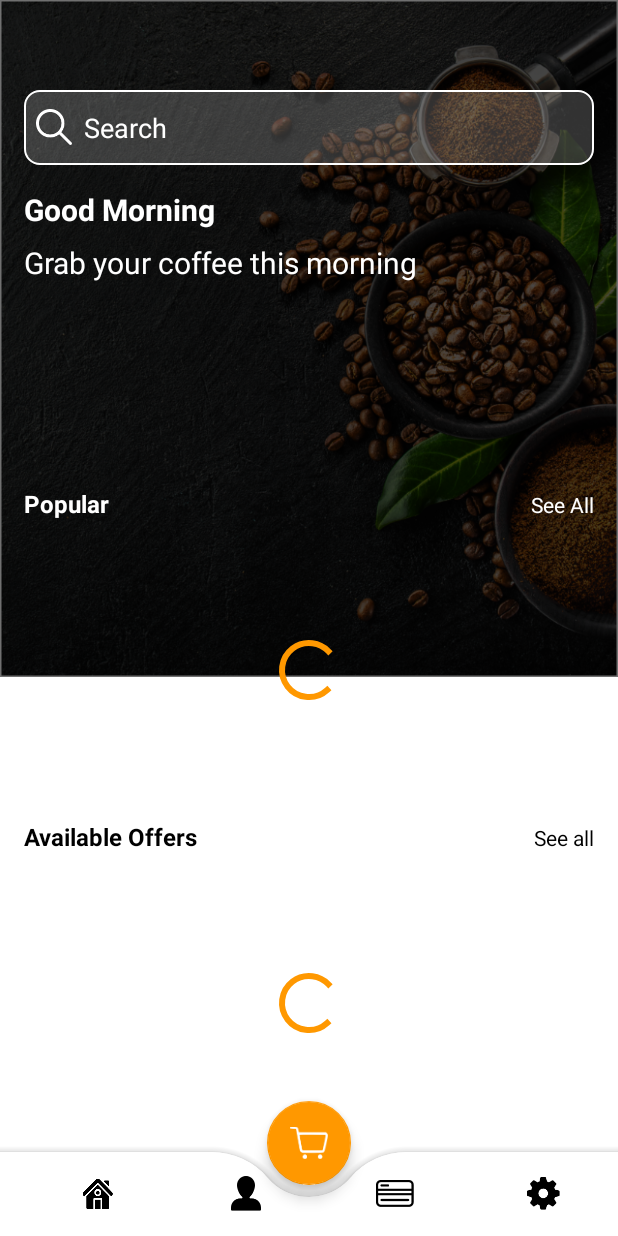
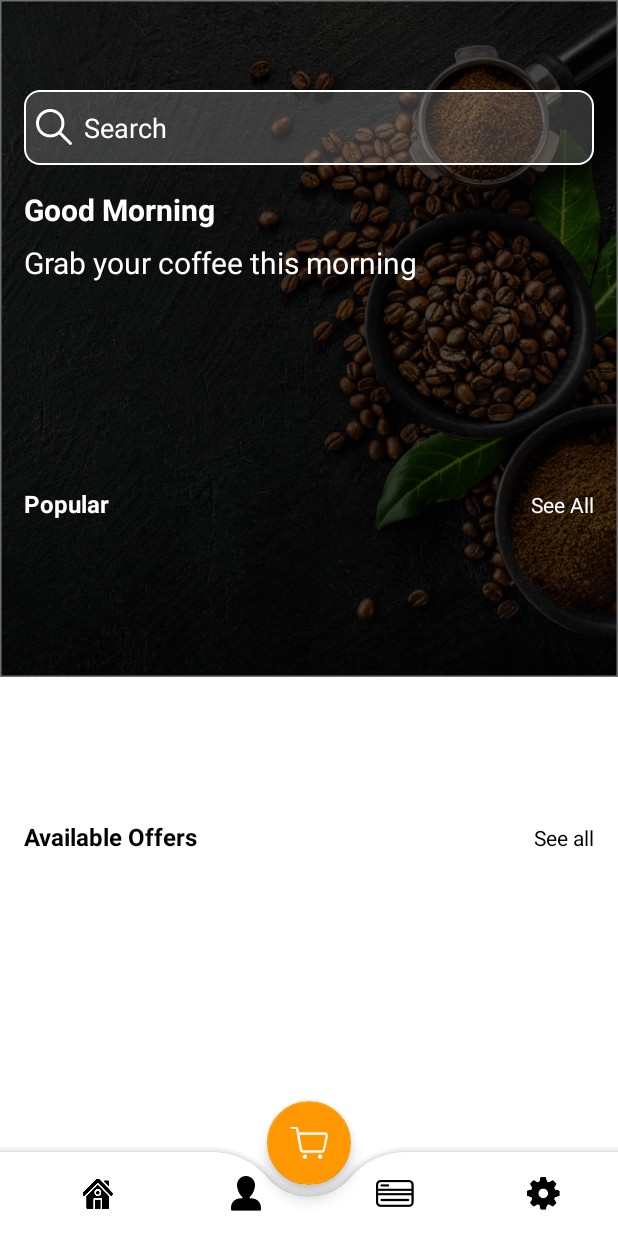
Before and after one commit to wddtechnologies/CoffeeShopAndroidKotlin_Firebase, an Android app: the MainActivity screen opened directly, with no data from a screen before it, on a phone screen of 412 x 824 dp. Run offline under Robolectric (Android 15) with nearby library versions, the phone set to English and light mode, and no system bars; our stand-ins replace CircleImageView, Firebase (no records; nobody signed in at launch, a user with empty details on screens opened directly).

Commit message:
updated Day11
Fixed the Glide API fixed the code for the ItemModels

```diff
--- a/CoffeeAppEvening2/app/src/main/AndroidManifest.xml
+++ b/CoffeeAppEvening2/app/src/main/AndroidManifest.xml
@@ -1,6 +1,9 @@
 <?xml version="1.0" encoding="utf-8"?>
 <manifest xmlns:android="http://schemas.android.com/apk/res/android"
     xmlns:tools="http://schemas.android.com/tools">
+    <uses-permission android:name="android.permission.INTERNET"/>
+
+
 
     <application
         android:allowBackup="true"
--- a/CoffeeAppEvening2/app/src/main/java/com/louise/coffeeappevening2/Activity/MainActivity.kt
+++ b/CoffeeAppEvening2/app/src/main/java/com/louise/coffeeappevening2/Activity/MainActivity.kt
@@ -9,31 +9,59 @@ import androidx.core.view.WindowInsetsCompat
 import androidx.lifecycle.Observer
 import androidx.recyclerview.widget.LinearLayoutManager
 import com.louise.coffeeappevening2.Adapter.CategoryAdapter
+import com.louise.coffeeappevening2.Adapter.OfferAdapter
+import com.louise.coffeeappevening2.Adapter.PopularAdapter
 import com.louise.coffeeappevening2.R
 import com.louise.coffeeappevening2.ViewModel.MainViewModel
 import com.louise.coffeeappevening2.databinding.ActivityMainBinding
 
 class MainActivity : BaseActivity() {
-    lateinit var binding: ActivityMainBinding
-    private val viewModel = MainViewModel()
+    lateinit var  binding:ActivityMainBinding
+    private val viewModel= MainViewModel()
 
     override fun onCreate(savedInstanceState: Bundle?) {
         super.onCreate(savedInstanceState)
         binding=ActivityMainBinding.inflate(layoutInflater)
-
         setContentView(binding.root)
 
         initCategory()
+        initPopular()
+        initOffers()
+
+    }
+    private fun initOffers(){
+        binding.progressBarOffer.visibility =View.VISIBLE
+        viewModel.offer.observe(this, Observer {
+            binding.recyclerViewOffer.layoutManager=
+                LinearLayoutManager(this@MainActivity, LinearLayoutManager.HORIZONTAL,false)
+            binding.recyclerViewOffer.adapter = OfferAdapter(it)
+            binding.progressBarOffer.visibility=View.GONE
+        })
+        viewModel.loadOffer()
+
+
+    }
+    private fun initPopular(){
+        binding.progressBarPopular.visibility =View.VISIBLE
+        viewModel.popular.observe(this, Observer {
+            binding.recyclerViewPopular.layoutManager =
+                LinearLayoutManager(this@MainActivity, LinearLayoutManager.HORIZONTAL,false)
+            binding.recyclerViewPopular.adapter = PopularAdapter(it)
+            binding.progressBarPopular.visibility = View.GONE
+        })
+        viewModel.loadPopular()
 
     }
 
     private fun initCategory() {
-       binding.progressBarCategory.visibility = View.VISIBLE
+        binding.progressBarCategory.visibility = View.VISIBLE
         viewModel.category.observe(this, Observer {
-            binding.recyclerViewCategory.layoutManager=LinearLayoutManager(
-                this@MainActivity,
-                LinearLayoutManager.HORIZONTAL,
-                false)
+            binding.recyclerViewCategory.layoutManager=
+                LinearLayoutManager(
+                    this@MainActivity,
+                    LinearLayoutManager.HORIZONTAL,
+                    false
+                )
             binding.recyclerViewCategory.adapter=CategoryAdapter(it)
             binding.progressBarCategory.visibility = View.GONE
         })
--- a/CoffeeAppEvening2/app/src/main/java/com/louise/coffeeappevening2/ViewModel/MainViewModel.kt
+++ b/CoffeeAppEvening2/app/src/main/java/com/louise/coffeeappevening2/ViewModel/MainViewModel.kt
@@ -8,22 +8,26 @@ import com.google.firebase.database.DatabaseError
 import com.google.firebase.database.FirebaseDatabase
 import com.google.firebase.database.ValueEventListener
 import com.louise.coffeeappevening2.Model.CategoryModel
+import com.louise.coffeeappevening2.Model.ItemsModel
 
-class MainViewModel:ViewModel() {
-    private val firebaseDatabase=FirebaseDatabase.getInstance()
+class MainViewModel: ViewModel() {
+    private  val firebaseDatabase=FirebaseDatabase.getInstance()
 
-    private val _category =MutableLiveData<MutableList<CategoryModel>>()
+    private val _category = MutableLiveData<MutableList<CategoryModel>>()
+    private val _popular = MutableLiveData<MutableList<ItemsModel>>()
+    private val _offer = MutableLiveData<MutableList<ItemsModel>>()
 
-    val category:LiveData<MutableList<CategoryModel>> = _category
+    val category: LiveData<MutableList<CategoryModel>> = _category
+    val popular: LiveData<MutableList<ItemsModel>> = _popular
+    val offer: LiveData<MutableList<ItemsModel>> = _offer
 
     fun loadCategory(){
-        val Ref= firebaseDatabase.getReference("Category")
-        Ref.addValueEventListener(object :ValueEventListener{
+        val Ref=firebaseDatabase.getReference( "Category")
+        Ref.addValueEventListener(object : ValueEventListener {
             override fun onDataChange(snapshot: DataSnapshot) {
-                val lists  = mutableListOf<CategoryModel>()
-
+                val lists = mutableListOf<CategoryModel>()
                 for(childSnapshot in snapshot.children){
-                    val list = childSnapshot.getValue(CategoryModel::class.java)
+                    val list=childSnapshot.getValue(CategoryModel::class.java)
                     if(list!=null){
                         lists.add(list)
                     }
@@ -38,7 +42,52 @@ class MainViewModel:ViewModel() {
 
 
         })
+    }
 
 
+    fun loadPopular(){
+        val Ref=firebaseDatabase.getReference( "Items")
+        Ref.addValueEventListener(object : ValueEventListener {
+            override fun onDataChange(snapshot: DataSnapshot) {
+                val lists = mutableListOf<ItemsModel>()
+                for(childSnapshot in snapshot.children){
+                    val list=childSnapshot.getValue(ItemsModel::class.java)
+                    if(list!=null){
+                        lists.add(list)
+                    }
+                }
+                _popular.value = lists
+
+            }
+
+            override fun onCancelled(error: DatabaseError) {
+
+            }
+
+
+        })
+    }
+
+    fun loadOffer(){
+        val Ref=firebaseDatabase.getReference( "Offers")
+        Ref.addValueEventListener(object : ValueEventListener {
+            override fun onDataChange(snapshot: DataSnapshot) {
+                val lists = mutableListOf<ItemsModel>()
+                for(childSnapshot in snapshot.children){
+                    val list=childSnapshot.getValue(ItemsModel::class.java)
+                    if(list!=null){
+                        lists.add(list)
+                    }
+                }
+                _offer.value = lists
+
+            }
+
+            override fun onCancelled(error: DatabaseError) {
+
+            }
+
+
+        })
     }
 }
--- a/CoffeeAppEvening2/app/src/main/res/values/colors.xml
+++ b/CoffeeAppEvening2/app/src/main/res/values/colors.xml
@@ -13,4 +13,5 @@
     <color name="lightOrange">#E6C59E</color>
     <color name="LightYellow">#f2e80B</color>
     <color name="Orange">#FF9800</color>
+    <color name="grey">#BAB9B7</color>
 </resources>
--- a/CoffeeAppEvening2/app/src/main/res/values/themes.xml
+++ b/CoffeeAppEvening2/app/src/main/res/values/themes.xml
@@ -6,4 +6,8 @@
     </style>
 
     <style name="Theme.CoffeeAppEvening2" parent="Base.Theme.CoffeeAppEvening2" />
+    <style name="CircleImageView">
+        <item name="cornerFamily">rounded</item>
+        <item name="cornerSize">10dp</item>
+    </style>
 </resources>
```
Also changed, not shown: CoffeeAppEvening2/app/build.gradle.kts (+7 -5 lines), CoffeeAppEvening2/app/src/main/java/com/louise/coffeeappevening2/Adapter/OfferAdapter.kt (added, +37 -0 lines), CoffeeAppEvening2/app/src/main/java/com/louise/coffeeappevening2/Adapter/PopularAdapter.kt (added, +42 -0 lines), CoffeeAppEvening2/app/src/main/java/com/louise/coffeeappevening2/Model/ItemsModel.kt (added, +49 -0 lines), CoffeeAppEvening2/app/src/main/res/drawable/white_bg.xml (added, +10 -0 lines), CoffeeAppEvening2/app/src/main/res/layout/viewholder_offer.xml (added, +45 -0 lines), CoffeeAppEvening2/app/src/main/res/layout/viewholder_popular.xml (added, +88 -0 lines), CoffeeAppEvening2/build.gradle.kts (line endings or trailing spaces).
